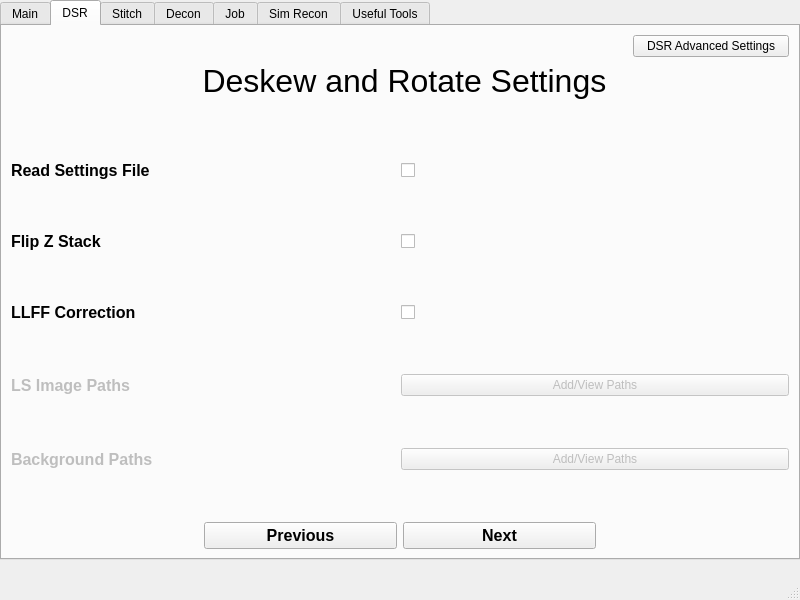
This is src/mainwindow.ui in abcucberkeley/PetaKit5D-GUI as Qt 5 draws it before an edit. The edited form follows.
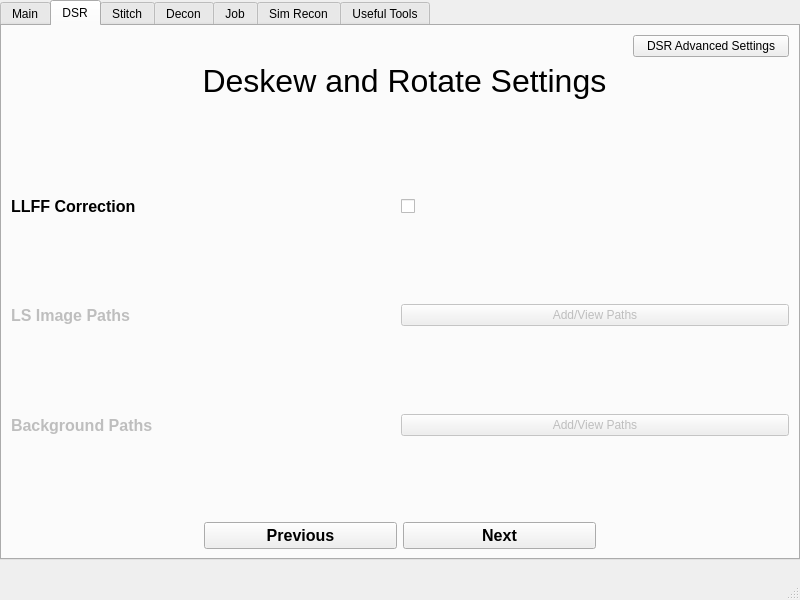
This is the edited form. The open tabs and pages were chosen to show the change.

Commit message: Moved parseSettingFile to main advanced and flipZstack to dsr advanced

The edit to the form file:
```diff
--- a/src/mainwindow.ui
+++ b/src/mainwindow.ui
@@ -1252,92 +1252,6 @@
         <property name="spacing">
          <number>1</number>
         </property>
-        <item>
-         <layout class="QHBoxLayout" name="horizontalLayout_18">
-          <item>
-           <widget class="QLabel" name="parseSettingsFileLabel">
-            <property name="font">
-             <font>
-              <pointsize>12</pointsize>
-              <bold>true</bold>
-             </font>
-            </property>
-            <property name="text">
-             <string>Read Settings File</string>
-            </property>
-           </widget>
-          </item>
-          <item>
-           <widget class="QCheckBox" name="parseSettingsFileCheckBox">
-            <property name="autoFillBackground">
-             <bool>false</bool>
-            </property>
-            <property name="text">
-             <string/>
-            </property>
-           </widget>
-          </item>
-         </layout>
-        </item>
-        <item>
-         <spacer name="verticalSpacer_11">
-          <property name="orientation">
-           <enum>Qt::Vertical</enum>
-          </property>
-          <property name="sizeType">
-           <enum>QSizePolicy::Preferred</enum>
-          </property>
-          <property name="sizeHint" stdset="0">
-           <size>
-            <width>20</width>
-            <height>10</height>
-           </size>
-          </property>
-         </spacer>
-        </item>
-        <item>
-         <layout class="QHBoxLayout" name="horizontalLayout_19">
-          <item>
-           <widget class="QLabel" name="flipZStackLabel">
-            <property name="font">
-             <font>
-              <pointsize>12</pointsize>
-              <bold>true</bold>
-             </font>
-            </property>
-            <property name="text">
-             <string>Flip Z Stack</string>
-            </property>
-           </widget>
-          </item>
-          <item>
-           <widget class="QCheckBox" name="flipZStackCheckBox">
-            <property name="autoFillBackground">
-             <bool>false</bool>
-            </property>
-            <property name="text">
-             <string/>
-            </property>
-           </widget>
-          </item>
-         </layout>
-        </item>
-        <item>
-         <spacer name="verticalSpacer_12">
-          <property name="orientation">
-           <enum>Qt::Vertical</enum>
-          </property>
-          <property name="sizeType">
-           <enum>QSizePolicy::Preferred</enum>
-          </property>
-          <property name="sizeHint" stdset="0">
-           <size>
-            <width>20</width>
-            <height>10</height>
-           </size>
-          </property>
-         </spacer>
-        </item>
         <item>
          <layout class="QHBoxLayout" name="horizontalLayout_21">
           <item>
```
Left out of the diff: 2 changed lines with no effect on the pictures. The commit also changes 8 other files.
